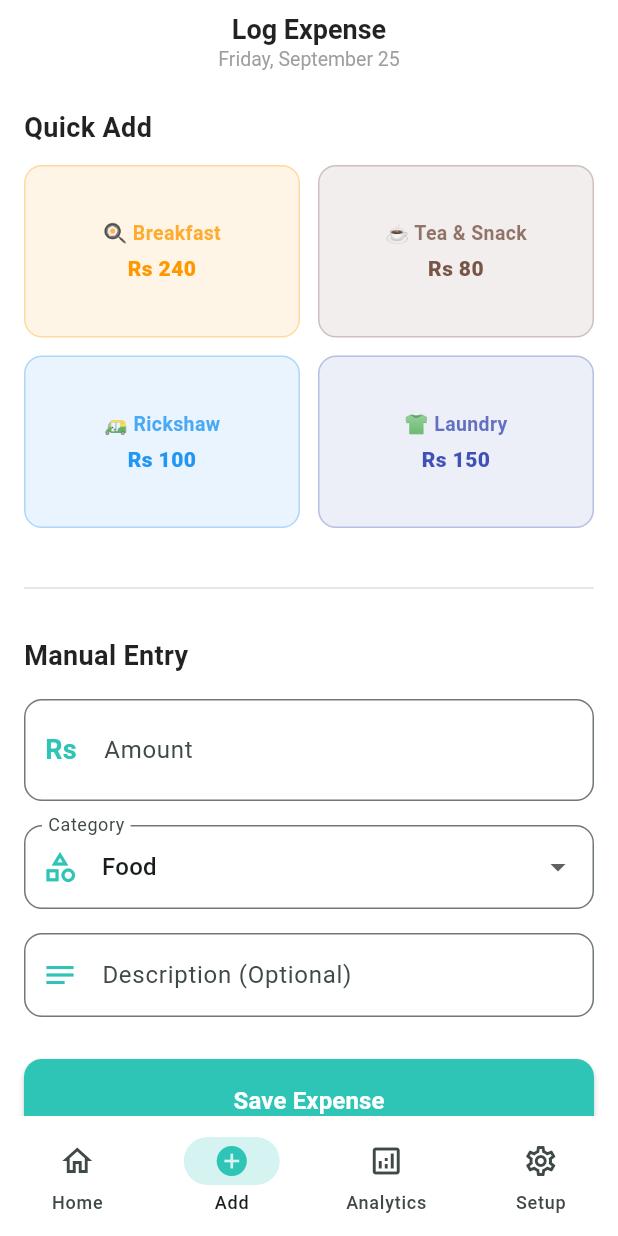
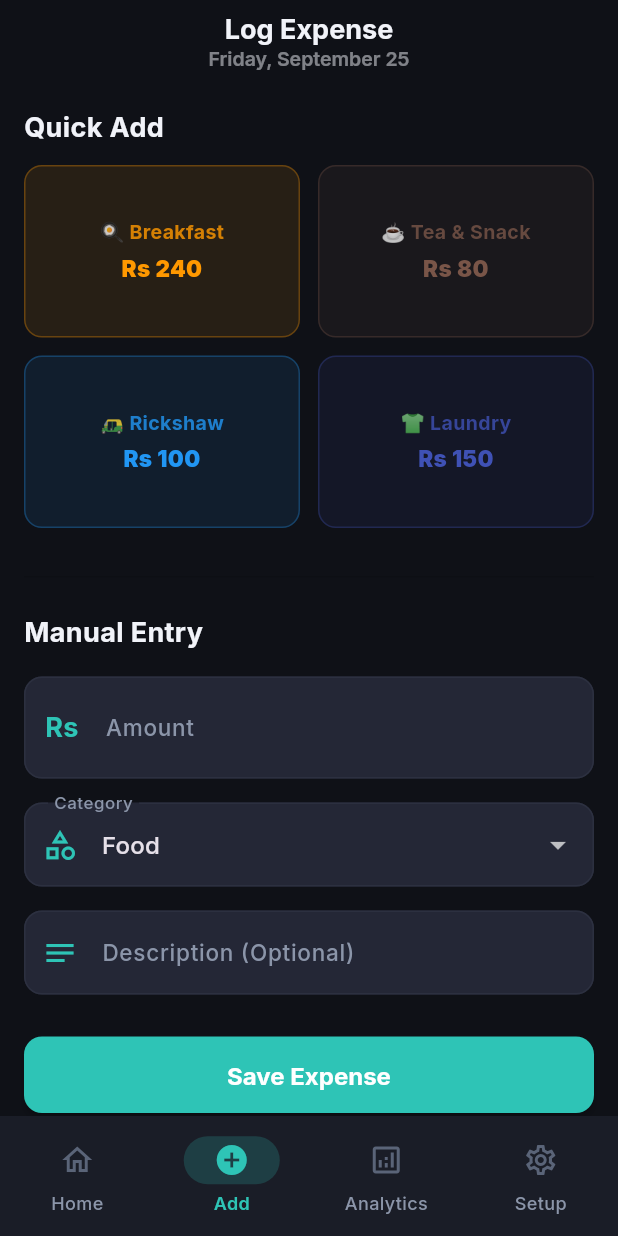
Before and after one commit to Azana2961/ExpenseTracker, a Flutter app: the screen it shows after launch, item 2 of the bottom bar chosen, on a phone screen of 412 x 824 dp. Run offline on Flutter 3.47's test engine with Material 3 defaults, Android fonts, the light colour scheme and no system bars; our stand-ins replace fl_chart, flutter_local_notifications, go_router, google_fonts, shared_preferences, sqflite and 1 more; accounts and stored records are empty.

Commit message:
feat: Full dark mode - theme-aware colors across all screens

```diff
--- a/lib/core/theme/app_theme.dart
+++ b/lib/core/theme/app_theme.dart
@@ -7,19 +7,24 @@ class AppColors {
   static const Color primaryDark = Color(0xFF168F85);
   static const Color primaryTint = Color(0xFFE8F8F6);
 
-  // Neutral
+  // ── Light palette ────────────────────────────────────────────────────
   static const Color background = Color(0xFFF7F8FA);
   static const Color surface = Color(0xFFFFFFFF);
-
-  // Text
   static const Color textPrimary = Color(0xFF17191C);
   static const Color textSecondary = Color(0xFF6B7280);
   static const Color textMuted = Color(0xFF9CA3AF);
-
-  // Border
   static const Color border = Color(0xFFE5E7EB);
 
-  // Semantic
+  // ── Dark palette ──────────────────────────────────────────────────────
+  static const Color darkBackground = Color(0xFF0F1117);
+  static const Color darkSurface = Color(0xFF1A1D27);
+  static const Color darkSurface2 = Color(0xFF242736);
+  static const Color darkTextPrimary = Color(0xFFF1F3F9);
+  static const Color darkTextSecondary = Color(0xFF8B95A9);
+  static const Color darkTextMuted = Color(0xFF5A6478);
+  static const Color darkBorder = Color(0xFF2C3040);
+
+  // Semantic (shared)
   static const Color income = Color(0xFF22A06B);
   static const Color expense = Color(0xFFE05252);
   static const Color warning = Color(0xFFD99A2B);
@@ -39,47 +44,15 @@ class AppTheme {
       ),
       scaffoldBackgroundColor: AppColors.background,
       useMaterial3: true,
-
-      // Typography
       textTheme: GoogleFonts.interTextTheme().copyWith(
-        displayLarge: GoogleFonts.inter(
-          fontSize: 32,
-          fontWeight: FontWeight.w600,
-          color: AppColors.textPrimary,
-        ),
-        displayMedium: GoogleFonts.inter(
-          fontSize: 28,
-          fontWeight: FontWeight.w600,
-          color: AppColors.textPrimary,
-        ),
-        titleLarge: GoogleFonts.inter(
-          fontSize: 18,
-          fontWeight: FontWeight.w600,
-          color: AppColors.textPrimary,
-        ),
-        bodyLarge: GoogleFonts.inter(
-          fontSize: 16,
-          fontWeight: FontWeight.w500,
-          color: AppColors.textPrimary,
-        ),
-        bodyMedium: GoogleFonts.inter(
-          fontSize: 15,
-          fontWeight: FontWeight.w400,
-          color: AppColors.textPrimary,
-        ),
-        bodySmall: GoogleFonts.inter(
-          fontSize: 14,
-          fontWeight: FontWeight.w400,
-          color: AppColors.textSecondary,
-        ),
-        labelSmall: GoogleFonts.inter(
-          fontSize: 13,
-          fontWeight: FontWeight.w400,
-          color: AppColors.textSecondary,
-        ),
+        displayLarge: GoogleFonts.inter(fontSize: 32, fontWeight: FontWeight.w600, color: AppColors.textPrimary),
+        displayMedium: GoogleFonts.inter(fontSize: 28, fontWeight: FontWeight.w600, color: AppColors.textPrimary),
+        titleLarge: GoogleFonts.inter(fontSize: 18, fontWeight: FontWeight.w600, color: AppColors.textPrimary),
+        bodyLarge: GoogleFonts.inter(fontSize: 16, fontWeight: FontWeight.w500, color: AppColors.textPrimary),
+        bodyMedium: GoogleFonts.inter(fontSize: 15, fontWeight: FontWeight.w400, color: AppColors.textPrimary),
+        bodySmall: GoogleFonts.inter(fontSize: 14, fontWeight: FontWeight.w400, color: AppColors.textSecondary),
+        labelSmall: GoogleFonts.inter(fontSize: 13, fontWeight: FontWeight.w400, color: AppColors.textSecondary),
       ),
-
-      // Components
       cardTheme: CardThemeData(
         color: AppColors.surface,
         elevation: 0,
@@ -89,39 +62,24 @@ class AppTheme {
         ),
         margin: EdgeInsets.zero,
       ),
-
       elevatedButtonTheme: ElevatedButtonThemeData(
         style: ElevatedButton.styleFrom(
           backgroundColor: AppColors.primary,
           foregroundColor: Colors.white,
           elevation: 0,
-          shape: RoundedRectangleBorder(
-            borderRadius: BorderRadius.circular(12),
-          ),
+          shape: RoundedRectangleBorder(borderRadius: BorderRadius.circular(12)),
           padding: const EdgeInsets.symmetric(vertical: 16, horizontal: 24),
-          textStyle: GoogleFonts.inter(
-            fontSize: 16,
-            fontWeight: FontWeight.w600,
-          ),
+          textStyle: GoogleFonts.inter(fontSize: 16, fontWeight: FontWeight.w600),
         ),
       ),
-
       navigationBarTheme: NavigationBarThemeData(
         backgroundColor: AppColors.surface,
         indicatorColor: AppColors.primaryTint,
         labelTextStyle: WidgetStateProperty.resolveWith((states) {
           if (states.contains(WidgetState.selected)) {
-            return GoogleFonts.inter(
-              fontSize: 12,
-              fontWeight: FontWeight.w600,
-              color: AppColors.primaryDark,
-            );
+            return GoogleFonts.inter(fontSize: 12, fontWeight: FontWeight.w600, color: AppColors.primaryDark);
           }
-          return GoogleFonts.inter(
-            fontSize: 12,
-            fontWeight: FontWeight.w500,
-            color: AppColors.textSecondary,
-          );
+          return GoogleFonts.inter(fontSize: 12, fontWeight: FontWeight.w500, color: AppColors.textSecondary);
         }),
         iconTheme: WidgetStateProperty.resolveWith((states) {
           if (states.contains(WidgetState.selected)) {
@@ -130,53 +88,112 @@ class AppTheme {
           return const IconThemeData(color: AppColors.textMuted, size: 24);
         }),
       ),
-
       inputDecorationTheme: InputDecorationTheme(
         filled: true,
         fillColor: AppColors.surface,
         contentPadding: const EdgeInsets.symmetric(horizontal: 16, vertical: 16),
-        border: OutlineInputBorder(
-          borderRadius: BorderRadius.circular(12),
-          borderSide: const BorderSide(color: AppColors.border),
-        ),
-        enabledBorder: OutlineInputBorder(
-          borderRadius: BorderRadius.circular(12),
-          borderSide: const BorderSide(color: AppColors.border),
-        ),
-        focusedBorder: OutlineInputBorder(
-          borderRadius: BorderRadius.circular(12),
-          borderSide: const BorderSide(color: AppColors.primary, width: 1),
-        ),
-        errorBorder: OutlineInputBorder(
-          borderRadius: BorderRadius.circular(12),
-          borderSide: const BorderSide(color: AppColors.expense),
-        ),
-        hintStyle: GoogleFonts.inter(
-          color: AppColors.textMuted,
-          fontSize: 15,
-        ),
-        labelStyle: GoogleFonts.inter(
-          color: AppColors.textSecondary,
-          fontSize: 15,
-        ),
+        border: OutlineInputBorder(borderRadius: BorderRadius.circular(12), borderSide: const BorderSide(color: AppColors.border)),
+        enabledBorder: OutlineInputBorder(borderRadius: BorderRadius.circular(12), borderSide: const BorderSide(color: AppColors.border)),
+        focusedBorder: OutlineInputBorder(borderRadius: BorderRadius.circular(12), borderSide: const BorderSide(color: AppColors.primary, width: 1)),
+        errorBorder: OutlineInputBorder(borderRadius: BorderRadius.circular(12), borderSide: const BorderSide(color: AppColors.expense)),
+        hintStyle: GoogleFonts.inter(color: AppColors.textMuted, fontSize: 15),
+        labelStyle: GoogleFonts.inter(color: AppColors.textSecondary, fontSize: 15),
       ),
-
       appBarTheme: AppBarTheme(
         backgroundColor: AppColors.background,
         elevation: 0,
         centerTitle: true,
         iconTheme: const IconThemeData(color: AppColors.textPrimary),
-        titleTextStyle: GoogleFonts.inter(
-          color: AppColors.textPrimary,
-          fontSize: 18,
-          fontWeight: FontWeight.w600,
+        titleTextStyle: GoogleFonts.inter(color: AppColors.textPrimary, fontSize: 18, fontWeight: FontWeight.w600),
+      ),
+      dividerTheme: const DividerThemeData(color: AppColors.border, thickness: 1, space: 1),
+    );
+  }
+
+  static ThemeData get darkTheme {
+    return ThemeData(
+      brightness: Brightness.dark,
+      colorScheme: ColorScheme.dark(
+        primary: AppColors.primary,
+        secondary: AppColors.primaryDark,
+        surface: AppColors.darkSurface,
+        error: AppColors.expense,
+        onPrimary: Colors.white,
+        onSecondary: Colors.white,
+        onSurface: AppColors.darkTextPrimary,
+      ),
+      scaffoldBackgroundColor: AppColors.darkBackground,
+      useMaterial3: true,
+      textTheme: GoogleFonts.interTextTheme(ThemeData.dark().textTheme).copyWith(
+        displayLarge: GoogleFonts.inter(fontSize: 32, fontWeight: FontWeight.w600, color: AppColors.darkTextPrimary),
+        displayMedium: GoogleFonts.inter(fontSize: 28, fontWeight: FontWeight.w600, color: AppColors.darkTextPrimary),
+        titleLarge: GoogleFonts.inter(fontSize: 18, fontWeight: FontWeight.w600, color: AppColors.darkTextPrimary),
+        bodyLarge: GoogleFonts.inter(fontSize: 16, fontWeight: FontWeight.w500, color: AppColors.darkTextPrimary),
+        bodyMedium: GoogleFonts.inter(fontSize: 15, fontWeight: FontWeight.w400, color: AppColors.darkTextPrimary),
+        bodySmall: GoogleFonts.inter(fontSize: 14, fontWeight: FontWeight.w400, color: AppColors.darkTextSecondary),
+        labelSmall: GoogleFonts.inter(fontSize: 13, fontWeight: FontWeight.w400, color: AppColors.darkTextSecondary),
+      ),
+      cardTheme: CardThemeData(
+        color: AppColors.darkSurface,
+        elevation: 0,
+        shape: RoundedRectangleBorder(
+          borderRadius: BorderRadius.circular(16),
+          side: const BorderSide(color: AppColors.darkBorder, width: 1),
+        ),
+        margin: EdgeInsets.zero,
+      ),
+      elevatedButtonTheme: ElevatedButtonThemeData(
+        style: ElevatedButton.styleFrom(
+          backgroundColor: AppColors.primary,
+          foregroundColor: Colors.white,
+          elevation: 0,
+          shape: RoundedRectangleBorder(borderRadius: BorderRadius.circular(12)),
+          padding: const EdgeInsets.symmetric(vertical: 16, horizontal: 24),
+          textStyle: GoogleFonts.inter(fontSize: 16, fontWeight: FontWeight.w600),
         ),
       ),
-
-      dividerTheme: const DividerThemeData(
-        color: AppColors.border,
-        thickness: 1,
-        space: 1,
+      navigationBarTheme: NavigationBarThemeData(
+        backgroundColor: AppColors.darkSurface,
+        indicatorColor: AppColors.primary.withValues(alpha: 0.2),
+        labelTextStyle: WidgetStateProperty.resolveWith((states) {
+          if (states.contains(WidgetState.selected)) {
+            return GoogleFonts.inter(fontSize: 12, fontWeight: FontWeight.w600, color: AppColors.primary);
+          }
+          return GoogleFonts.inter(fontSize: 12, fontWeight: FontWeight.w500, color: AppColors.darkTextSecondary);
+        }),
+        iconTheme: WidgetStateProperty.resolveWith((states) {
+          if (states.contains(WidgetState.selected)) {
+            return const IconThemeData(color: AppColors.primary, size: 24);
+          }
+          return const IconThemeData(color: AppColors.darkTextMuted, size: 24);
+        }),
+      ),
+      inputDecorationTheme: InputDecorationTheme(
+        filled: true,
+        fillColor: AppColors.darkSurface2,
+        contentPadding: const EdgeInsets.symmetric(horizontal: 16, vertical: 16),
+        border: OutlineInputBorder(borderRadius: BorderRadius.circular(12), borderSide: const BorderSide(color: AppColors.darkBorder)),
+        enabledBorder: OutlineInputBorder(borderRadius: BorderRadius.circular(12), borderSide: const BorderSide(color: AppColors.darkBorder)),
+        focusedBorder: OutlineInputBorder(borderRadius: BorderRadius.circular(12), borderSide: const BorderSide(color: AppColors.primary, width: 1.5)),
+        errorBorder: OutlineInputBorder(borderRadius: BorderRadius.circular(12), borderSide: const BorderSide(color: AppColors.expense)),
+        hintStyle: GoogleFonts.inter(color: AppColors.darkTextMuted, fontSize: 15),
+        labelStyle: GoogleFonts.inter(color: AppColors.darkTextSecondary, fontSize: 15),
+      ),
+      appBarTheme: AppBarTheme(
+        backgroundColor: AppColors.darkBackground,
+        elevation: 0,
+        centerTitle: true,
+        iconTheme: const IconThemeData(color: AppColors.darkTextPrimary),
+        titleTextStyle: GoogleFonts.inter(color: AppColors.darkTextPrimary, fontSize: 18, fontWeight: FontWeight.w600),
+      ),
+      dividerTheme: const DividerThemeData(color: AppColors.darkBorder, thickness: 1, space: 1),
+      dialogTheme: DialogThemeData(
+        backgroundColor: AppColors.darkSurface,
+        shape: RoundedRectangleBorder(borderRadius: BorderRadius.circular(20)),
+      ),
+      bottomSheetTheme: const BottomSheetThemeData(
+        backgroundColor: AppColors.darkSurface,
+        modalBackgroundColor: AppColors.darkSurface,
       ),
     );
   }
--- a/lib/core/widgets/premium_empty_state.dart
+++ b/lib/core/widgets/premium_empty_state.dart
@@ -57,14 +57,14 @@ class _PremiumEmptyStateState extends State<PremiumEmptyState> with SingleTicker
             ),
           ),
           const SizedBox(height: 24),
-          Text(widget.title, style: const TextStyle(fontSize: 20, fontWeight: FontWeight.bold, color: Colors.black87)),
+          Text(widget.title, style: TextStyle(fontSize: 20, fontWeight: FontWeight.bold, color: Theme.of(context).colorScheme.onSurface)),
           const SizedBox(height: 8),
           Padding(
             padding: const EdgeInsets.symmetric(horizontal: 40),
             child: Text(
               widget.subtitle,
               textAlign: TextAlign.center,
-              style: const TextStyle(fontSize: 14, color: Colors.grey, height: 1.5),
+              style: TextStyle(fontSize: 14, color: Theme.of(context).colorScheme.onSurface.withValues(alpha: 0.5), height: 1.5),
             ),
           ),
         ],
--- a/lib/features/expenses/presentation/expense_screen.dart
+++ b/lib/features/expenses/presentation/expense_screen.dart
@@ -150,23 +150,22 @@ class _ExpenseScreenState extends State<ExpenseScreen> {
     final String formattedDate = DateFormat('EEEE, MMMM d').format(_selectedDate);
 
     return Scaffold(
-      backgroundColor: Colors.white,
+      backgroundColor: Theme.of(context).scaffoldBackgroundColor,
       appBar: AppBar(
-        backgroundColor: Colors.white,
+        backgroundColor: Theme.of(context).scaffoldBackgroundColor,
         elevation: 0,
         title: Column(
           children: [
             const Text(
               'Log Expense',
               style: TextStyle(
-                color: Colors.black87,
                 fontWeight: FontWeight.bold,
                 fontSize: 18,
               ),
             ),
             Text(
               formattedDate,
-              style: const TextStyle(color: Colors.grey, fontSize: 13),
+              style: TextStyle(color: Theme.of(context).colorScheme.onSurface.withValues(alpha: 0.5), fontSize: 13),
             ),
           ],
         ),
@@ -183,7 +182,6 @@ class _ExpenseScreenState extends State<ExpenseScreen> {
                 style: TextStyle(
                   fontSize: 18,
                   fontWeight: FontWeight.bold,
-                  color: Colors.black87,
                 ),
               ),
               const SizedBox(height: 12),
@@ -217,7 +215,6 @@ class _ExpenseScreenState extends State<ExpenseScreen> {
               style: TextStyle(
                 fontSize: 18,
                 fontWeight: FontWeight.bold,
-                color: Colors.black87,
               ),
             ),
             const SizedBox(height: 16),
--- a/lib/main.dart
+++ b/lib/main.dart
@@ -8,6 +8,7 @@ import 'features/analytics/presentation/analytics_screen.dart';
 import 'features/setup/presentation/setup_screen.dart';
 import 'features/expenses/providers/expense_provider.dart';
 import 'features/setup/providers/settings_provider.dart';
+import 'core/theme/app_theme.dart';
 
 import 'core/services/notification_service.dart';
 
@@ -110,8 +111,6 @@ class ScaffoldWithNavBar extends StatelessWidget {
             );
           }
         },
-        backgroundColor: Colors.white,
-        indicatorColor: const Color(0xFF2EC4B6).withValues(alpha: 0.2),
         destinations: const [
           NavigationDestination(icon: Icon(Icons.home_outlined), selectedIcon: Icon(Icons.home, color: Color(0xFF2EC4B6)), label: 'Home'),
           NavigationDestination(icon: Icon(Icons.add_circle_outline), selectedIcon: Icon(Icons.add_circle, color: Color(0xFF2EC4B6)), label: 'Add'),
@@ -169,11 +168,9 @@ class _HostelExpenseAppState extends State<HostelExpenseApp> {
   Widget build(BuildContext context) {
     return MaterialApp.router(
       title: 'Kharcha Yar',
-      theme: ThemeData(
-        colorScheme: ColorScheme.fromSeed(seedColor: const Color(0xFF2EC4B6)),
-        scaffoldBackgroundColor: Colors.grey.shade50,
-        useMaterial3: true,
-      ),
+      theme: AppTheme.lightTheme,
+      darkTheme: AppTheme.darkTheme,
+      themeMode: ThemeMode.dark,
       routerConfig: _router,
       debugShowCheckedModeBanner: false,
     );
```
Also changed, not shown: lib/features/analytics/presentation/analytics_screen.dart (+12 -12 lines), lib/features/dashboard/presentation/dashboard_screen.dart (+42 -42 lines), lib/features/setup/presentation/setup_screen.dart (+4 -4 lines).
